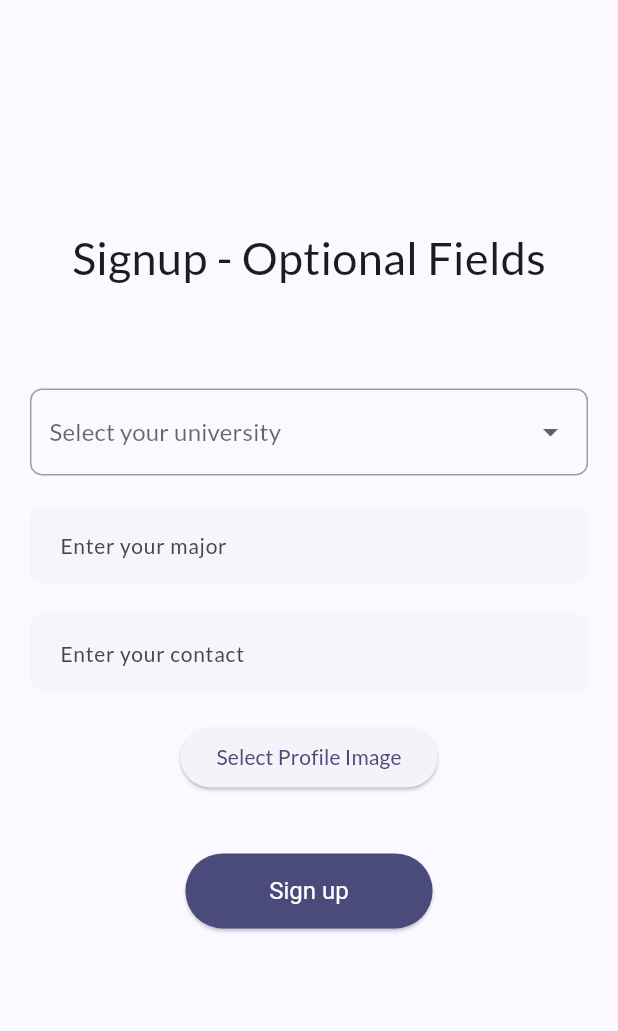
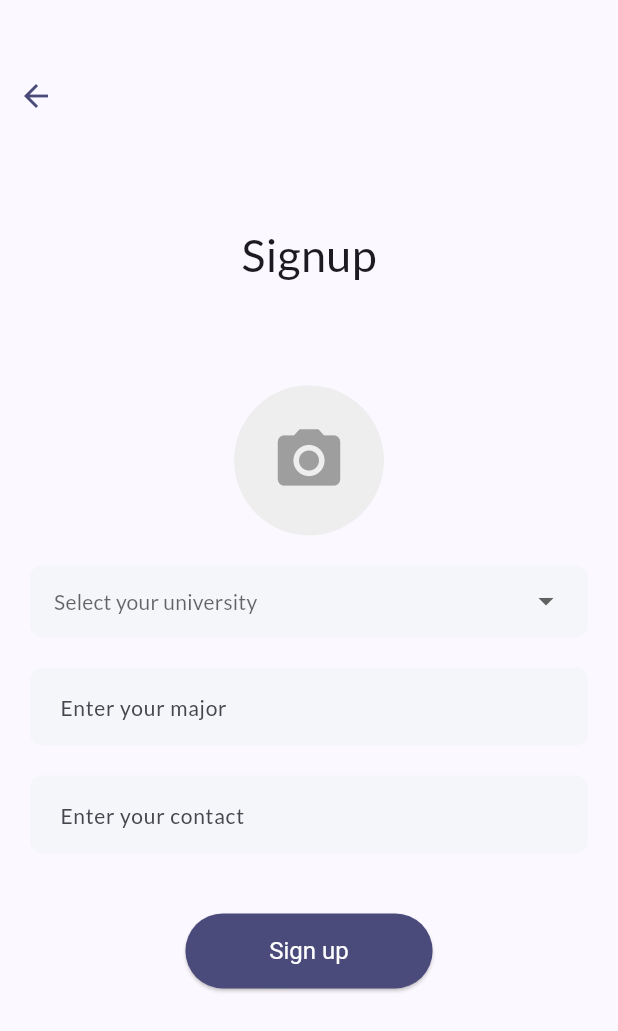
Before and after one commit to abdulrahmanyaqoup/Tareeqak-App, a Flutter app: the SignupOptionalScreen screen opened directly with empty values, on a phone screen of 412 x 824 dp. Shown: the top 1031 px of the screen. Run offline on Flutter 3.47's test engine with Material 3 defaults, Android fonts, the phone set to English and light mode, and no system bars; our stand-ins replace flutter_dotenv, flutter_riverpod, google_fonts, image_picker, shared_preferences; accounts and stored records are empty.

Commit message:
signup fix

```diff
--- a/lib/Screens/user/signup.dart
+++ b/lib/Screens/user/signup.dart
@@ -63,7 +63,7 @@ class _SignupScreenState extends ConsumerState<SignupScreen> {
               margin: const EdgeInsets.symmetric(horizontal: 20),
               child: CustomTextField(
                 controller: nameController,
-                hintText: 'Enter your name',
+                hintText: 'Enter your name*',
                 obscureText: false,
               ),
             ),
@@ -72,7 +72,7 @@ class _SignupScreenState extends ConsumerState<SignupScreen> {
               margin: const EdgeInsets.symmetric(horizontal: 20),
               child: CustomTextField(
                 controller: emailController,
-                hintText: 'Enter your email',
+                hintText: 'Enter your email*',
                 obscureText: false,
               ),
             ),
@@ -81,7 +81,7 @@ class _SignupScreenState extends ConsumerState<SignupScreen> {
               margin: const EdgeInsets.symmetric(horizontal: 20),
               child: CustomTextField(
                 controller: passwordController,
-                hintText: 'Enter your password',
+                hintText: 'Enter your password*',
                 obscureText: true,
               ),
             ),
--- a/lib/Screens/user/signup_optional.dart
+++ b/lib/Screens/user/signup_optional.dart
@@ -4,6 +4,7 @@ import 'package:finalproject/Services/auth_service.dart';
 import 'package:finalproject/Widgets/textfield.dart';
 import 'dart:io';
 import 'package:image_picker/image_picker.dart';
+import 'package:finalproject/Widgets/dropdown.dart';
 
 class SignupOptionalScreen extends ConsumerStatefulWidget {
   final String email;
@@ -76,38 +77,50 @@ class _SignupOptionalScreenState extends ConsumerState<SignupOptionalScreen> {
     return Scaffold(
       body: SingleChildScrollView(
         child: Column(
-          mainAxisAlignment: MainAxisAlignment.center,
           children: [
-            const SizedBox(height: 150),
+            const SizedBox(height: 40),
+            Align(
+              alignment: Alignment.topLeft,
+              child: IconButton(
+                icon: const Icon(Icons.arrow_back),
+                onPressed: () {
+                  Navigator.pop(context);
+                },
+              ),
+            ),
+            const SizedBox(height: 60),
             const Text(
-              "Signup - Optional Fields",
+              "Signup",
               style: TextStyle(fontSize: 30),
             ),
             SizedBox(height: MediaQuery.of(context).size.height * 0.08),
+            GestureDetector(
+              onTap: _pickImage,
+              child: CircleAvatar(
+                radius: 50,
+                backgroundColor: Colors.grey[200],
+                backgroundImage: _image != null ? FileImage(_image!) : null,
+                child: _image == null
+                    ? const Icon(
+                        Icons.camera_alt,
+                        size: 50,
+                        color: Colors.grey,
+                      )
+                    : null,
+              ),
+            ),
+            const SizedBox(height: 20),
             Container(
               margin: const EdgeInsets.symmetric(horizontal: 20),
-              padding: const EdgeInsets.symmetric(horizontal: 12, vertical: 4),
-              decoration: BoxDecoration(
-                borderRadius: BorderRadius.circular(8),
-                border: Border.all(color: Colors.grey),
-              ),
-              child: DropdownButtonHideUnderline(
-                child: DropdownButton<String>(
-                  hint: const Text('Select your university'),
-                  value: _selectedUniversity,
-                  isExpanded: true,
-                  onChanged: (String? newValue) {
-                    setState(() {
-                      _selectedUniversity = newValue;
-                    });
-                  },
-                  items: _universities.map<DropdownMenuItem<String>>((String value) {
-                    return DropdownMenuItem<String>(
-                      value: value,
-                      child: Text(value),
-                    );
-                  }).toList(),
-                ),
+              child: CustomDropdown(
+                value: _selectedUniversity,
+                hintText: 'Select your university',
+                items: _universities,
+                onChanged: (String? value) {
+                  setState(() {
+                    _selectedUniversity = value;
+                  });
+                },
               ),
             ),
             const SizedBox(height: 20),
@@ -127,11 +140,6 @@ class _SignupOptionalScreenState extends ConsumerState<SignupOptionalScreen> {
                 hintText: 'Enter your contact',
                 obscureText: false,
               ),
-            ),
-            const SizedBox(height: 20),
-            ElevatedButton(
-              onPressed: _pickImage,
-              child: const Text('Select Profile Image'),
             ),
             const SizedBox(height: 40),
             ElevatedButton(
--- /dev/null
+++ b/lib/Widgets/dropdown.dart
@@ -0,0 +1,47 @@
+import 'package:flutter/material.dart';
+
+class CustomDropdown extends StatelessWidget {
+  final String? value;
+  final String hintText;
+  final List<String> items;
+  final Function(String?) onChanged;
+
+  const CustomDropdown({
+    Key? key,
+    required this.value,
+    required this.hintText,
+    required this.items,
+    required this.onChanged,
+  }) : super(key: key);
+
+  @override
+  Widget build(BuildContext context) {
+    return Container(
+      decoration: BoxDecoration(
+        borderRadius: BorderRadius.circular(8),
+        color: const Color(0xffF5F6FA),
+      ),
+      padding: const EdgeInsets.symmetric(horizontal: 16),
+      child: DropdownButtonHideUnderline(
+        child: DropdownButton<String>(
+          value: value,
+          hint: Text(
+            hintText,
+            style: const TextStyle(
+              fontSize: 14,
+              fontWeight: FontWeight.w400,
+            ),
+          ),
+          isExpanded: true,
+          onChanged: onChanged,
+          items: items.map<DropdownMenuItem<String>>((String value) {
+            return DropdownMenuItem<String>(
+              value: value,
+              child: Text(value),
+            );
+          }).toList(),
+        ),
+      ),
+    );
+  }
+}
```
